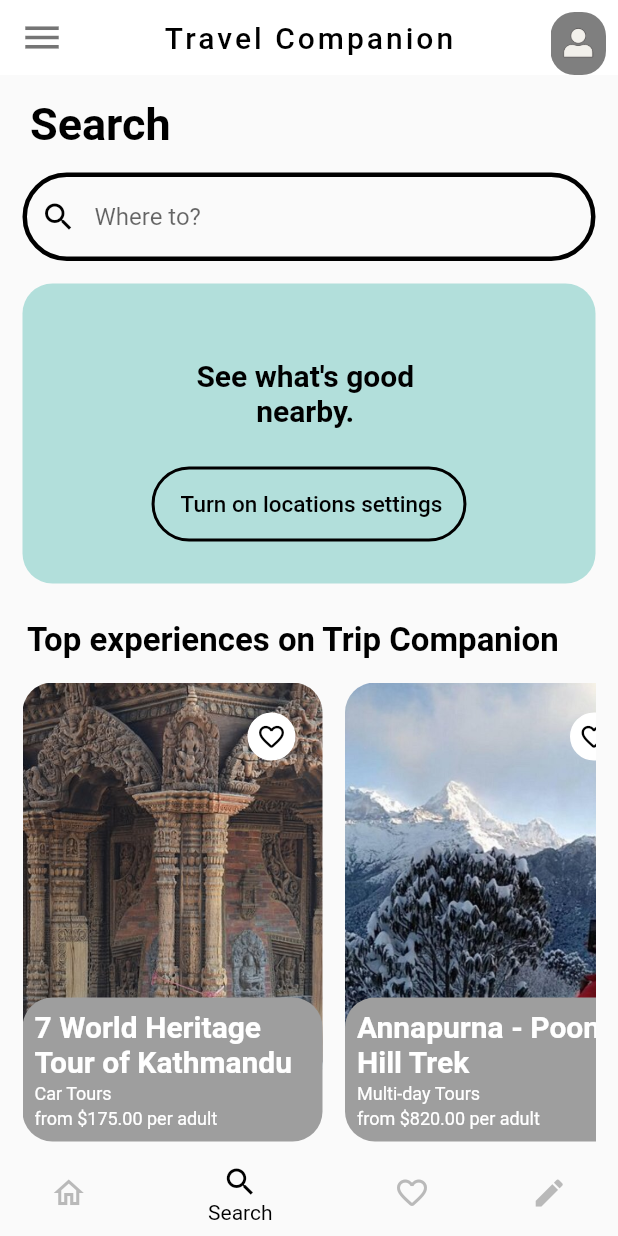
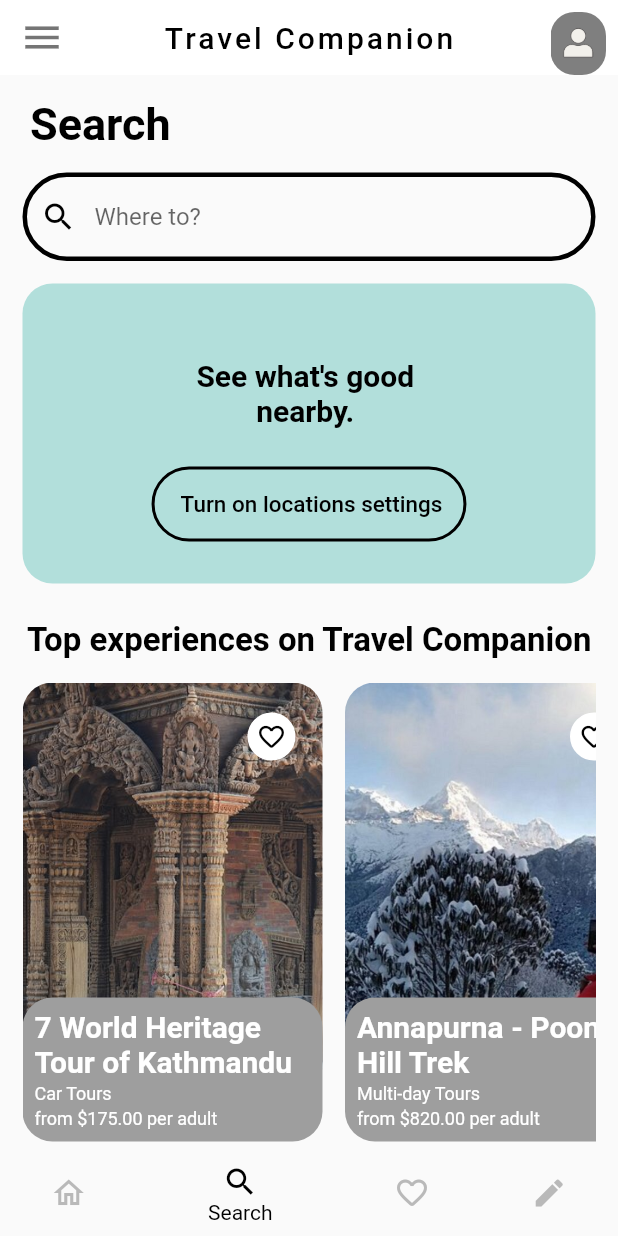
Before and after one commit to Shrisha-shrestha/Travelapp, a Flutter app: the screen it shows after launch, item 2 of the bottom bar chosen, on a phone screen of 412 x 824 dp. Run offline on Flutter 3.47's test engine with Material 2 defaults, Android fonts, the light colour scheme and no system bars.

Commit message:
Update search.dart

```diff
--- a/lib/search.dart
+++ b/lib/search.dart
@@ -132,7 +132,7 @@ class _SearchState extends State<Search> {
                   child: Column(
                       crossAxisAlignment: CrossAxisAlignment.start,
                       children: [
-                        lgtxt(text:'Top experiences on Trip Companion',size: 22.0,),
+                        lgtxt(text:'Top experiences on Travel Companion',size: 22.0,),
                       ]
                   ),
                 ),
```
